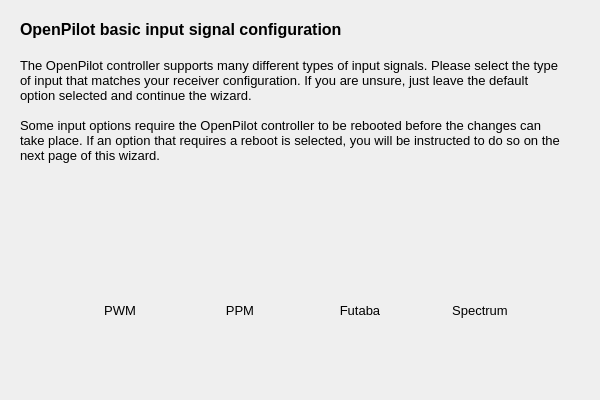
First picture: the form in ground/openpilotgcs/src/plugins/setupwizard/pages/inputpage.ui, repository openpilot/OpenPilot, before the edit.
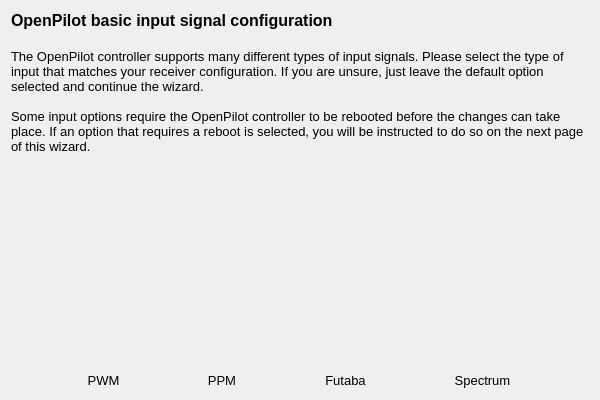
Second picture: the form after the edit. Icons and pictures are not drawn.

Commit message: GCS-Added layouts to new wiz

What changed in the file:
```diff
--- a/ground/openpilotgcs/src/plugins/setupwizard/pages/inputpage.ui
+++ b/ground/openpilotgcs/src/plugins/setupwizard/pages/inputpage.ui
@@ -13,14 +13,11 @@
   <property name="windowTitle">
    <string>WizardPage</string>
   </property>
+  <layout class="QVBoxLayout" name="verticalLayout">
+   <item>
   <widget class="QLabel" name="label">
-   <property name="geometry">
-    <rect>
-     <x>20</x>
-     <y>20</y>
-     <width>541</width>
-     <height>221</height>
-    </rect>
+     <property name="frameShape">
+      <enum>QFrame::NoFrame</enum>
    </property>
    <property name="text">
     <string>&lt;!DOCTYPE HTML PUBLIC &quot;-//W3C//DTD HTML 4.0//EN&quot; &quot;http://www.w3.org/TR/REC-html40/strict.dtd&quot;&gt;
@@ -40,62 +37,11 @@
     <bool>true</bool>
    </property>
   </widget>
-  <widget class="QToolButton" name="spectrumButton">
-   <property name="geometry">
-    <rect>
-     <x>430</x>
-     <y>250</y>
-     <width>100</width>
-     <height>120</height>
-    </rect>
-   </property>
-   <property name="font">
-    <font>
-     <pointsize>10</pointsize>
-    </font>
-   </property>
-   <property name="toolTip">
-    <string>Spectrum Satellite</string>
-   </property>
-   <property name="styleSheet">
-    <string notr="true">QToolButton { border: none }</string>
-   </property>
-   <property name="text">
-    <string>Spectrum</string>
-   </property>
-   <property name="icon">
-    <iconset resource="../wizardResources.qrc">
-     <normaloff>:/setupwizard/resources/bttn-sat-up.png</normaloff>
-     <normalon>:/setupwizard/resources/bttn-sat-down.png</normalon>:/setupwizard/resources/bttn-sat-up.png</iconset>
-   </property>
-   <property name="iconSize">
-    <size>
-     <width>100</width>
-     <height>100</height>
-    </size>
-   </property>
-   <property name="checkable">
-    <bool>true</bool>
-   </property>
-   <property name="autoExclusive">
-    <bool>true</bool>
-   </property>
-   <property name="toolButtonStyle">
-    <enum>Qt::ToolButtonTextUnderIcon</enum>
-   </property>
-   <property name="autoRaise">
-    <bool>true</bool>
-   </property>
-  </widget>
+   </item>
+   <item>
+    <layout class="QHBoxLayout" name="horizontalLayout">
+     <item>
   <widget class="QToolButton" name="pwmButton">
-   <property name="geometry">
-    <rect>
-     <x>70</x>
-     <y>250</y>
-     <width>100</width>
-     <height>120</height>
-    </rect>
-   </property>
    <property name="font">
     <font>
      <pointsize>10</pointsize>
@@ -137,15 +83,9 @@
     <bool>true</bool>
    </property>
   </widget>
+     </item>
+     <item>
   <widget class="QToolButton" name="ppmButton">
-   <property name="geometry">
-    <rect>
-     <x>190</x>
-     <y>250</y>
-     <width>100</width>
-     <height>120</height>
-    </rect>
-   </property>
    <property name="font">
     <font>
      <pointsize>10</pointsize>
@@ -184,15 +124,9 @@
     <bool>true</bool>
    </property>
   </widget>
+     </item>
+     <item>
   <widget class="QToolButton" name="sbusButton">
-   <property name="geometry">
-    <rect>
-     <x>310</x>
-     <y>250</y>
-     <width>100</width>
-     <height>120</height>
-    </rect>
-   </property>
    <property name="font">
     <font>
      <pointsize>10</pointsize>
@@ -231,6 +165,51 @@
     <bool>true</bool>
    </property>
   </widget>
+     </item>
+     <item>
+      <widget class="QToolButton" name="spectrumButton">
+       <property name="font">
+        <font>
+         <pointsize>10</pointsize>
+        </font>
+       </property>
+       <property name="toolTip">
+        <string>Spectrum Satellite</string>
+       </property>
+       <property name="styleSheet">
+        <string notr="true">QToolButton { border: none }</string>
+       </property>
+       <property name="text">
+        <string>Spectrum</string>
+       </property>
+       <property name="icon">
+        <iconset resource="../wizardResources.qrc">
+         <normaloff>:/setupwizard/resources/bttn-sat-up.png</normaloff>
+         <normalon>:/setupwizard/resources/bttn-sat-down.png</normalon>:/setupwizard/resources/bttn-sat-up.png</iconset>
+       </property>
+       <property name="iconSize">
+        <size>
+         <width>100</width>
+         <height>100</height>
+        </size>
+       </property>
+       <property name="checkable">
+        <bool>true</bool>
+       </property>
+       <property name="autoExclusive">
+        <bool>true</bool>
+       </property>
+       <property name="toolButtonStyle">
+        <enum>Qt::ToolButtonTextUnderIcon</enum>
+       </property>
+       <property name="autoRaise">
+        <bool>true</bool>
+       </property>
+      </widget>
+     </item>
+    </layout>
+   </item>
+  </layout>
  </widget>
  <resources>
   <include location="../wizardResources.qrc"/>
```
Lines whose indentation alone changed are shown as unchanged. The commit also changes 14 other files.
